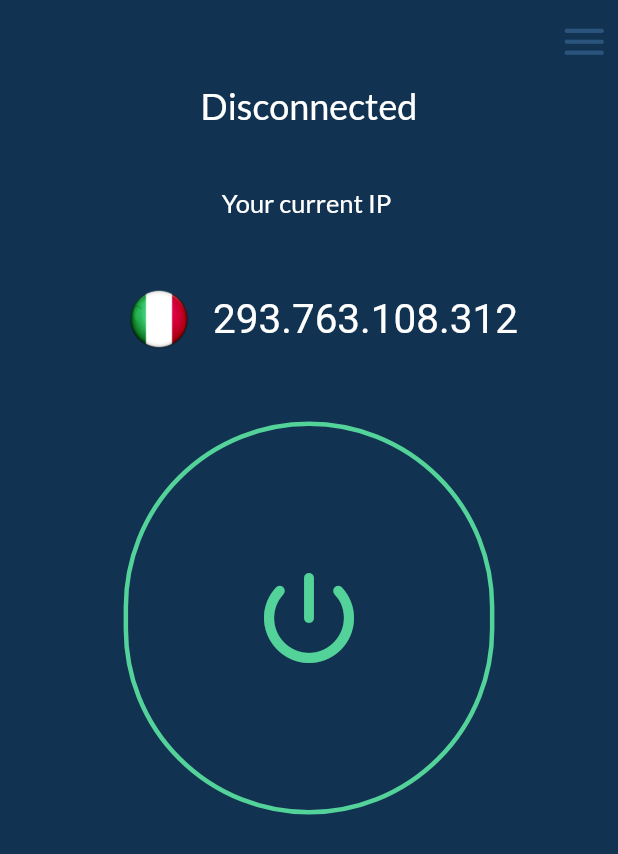
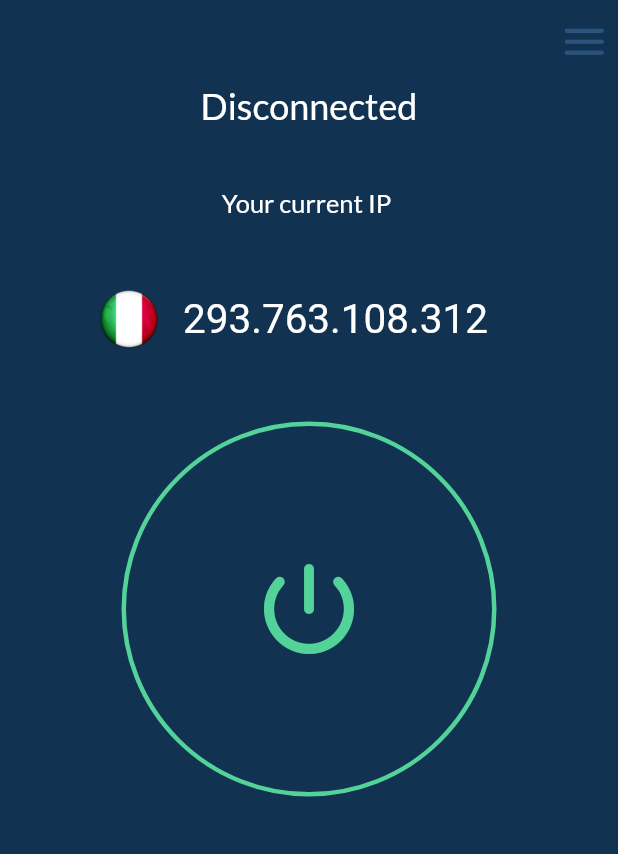
Before and after one commit to joeyyy688/vpn_ui, a Flutter app: the screen it shows after launch, on a phone screen of 412 x 824 dp. Shown: the top 854 px of the screen. Run offline on Flutter 3.47's test engine with Material 2 defaults, Android fonts, the phone set to English and light mode, and no system bars; our stand-ins replace adaptive_theme, google_fonts.

Commit message:
edited ui page to suite ios

```diff
--- a/lib/pages/landingPage.dart
+++ b/lib/pages/landingPage.dart
@@ -129,11 +129,10 @@ class _LandingPageState extends State<LandingPage>
                   vpnText,
                   style: GoogleFonts.lato(color: Colors.white, fontSize: 17),
                 ),
-                Center(
-                  child: Container(
+                Container(
                   margin: const EdgeInsets.only(
                     top: 40,
-                      left: 70,
+                    left: 50,
                   ),
                   child: const ListTile(
                     leading: CircleAvatar(
@@ -149,7 +148,6 @@ class _LandingPageState extends State<LandingPage>
                     ),
                   ),
                 ),
-                ),
                 GestureDetector(
                   onTap: () {
                     if (_flutterVpnState == FlutterVpnState.disconnected) {
@@ -162,18 +160,17 @@ class _LandingPageState extends State<LandingPage>
                   child: Center(
                     child: AnimatedContainer(
                       margin: const EdgeInsets.only(top: 40),
-                      height: MediaQuery.of(context).size.height * 0.318,
-                      width: MediaQuery.of(context).size.width * 0.60,
+                      height: 250,
+                      width: 250,
                       duration: const Duration(milliseconds: 500),
                       decoration: BoxDecoration(
                           border: Border.all(
                               color: HexColor.fromHex('#53D29A'),
                               width:
                                   _flutterVpnState == FlutterVpnState.connected
-                                      ? 18
+                                      ? 17
                                       : 3),
-                          borderRadius: BorderRadius.circular(
-                              MediaQuery.of(context).size.width * 0.60 / 2)),
+                          borderRadius: BorderRadius.circular(140)),
                       child: _flutterVpnState == FlutterVpnState.connected
                           ? AnimatedContainer(
                               duration: const Duration(milliseconds: 500),
```
Also changed, not shown: 3 other files. Lines whose indentation alone changed are shown as unchanged.
